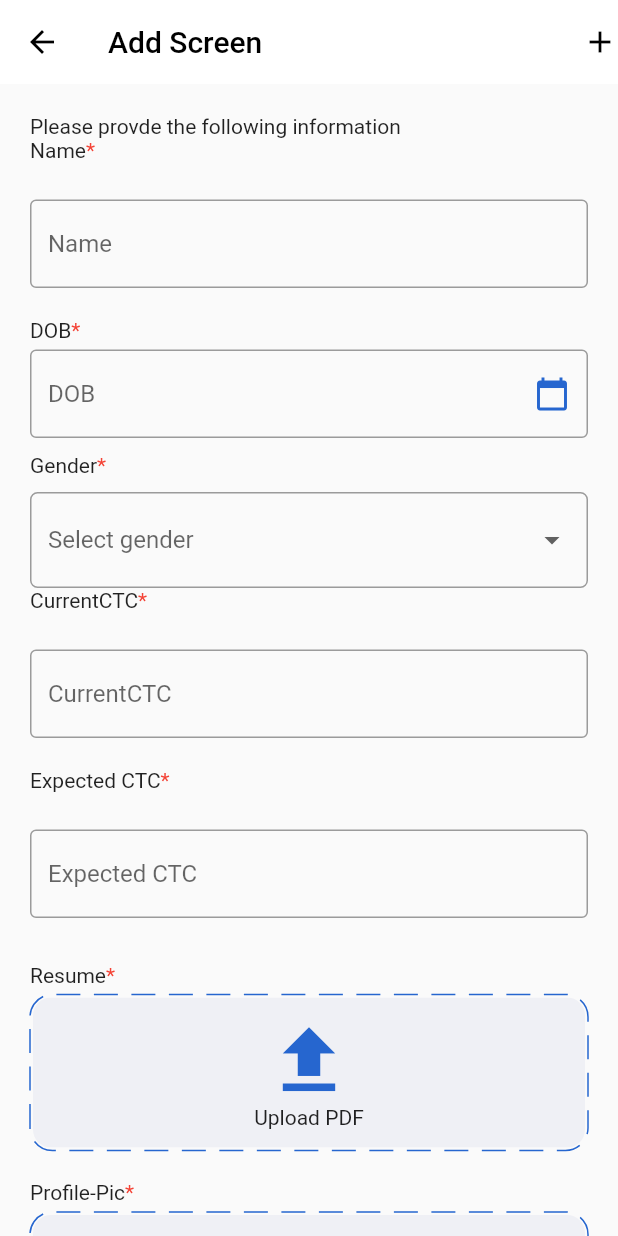
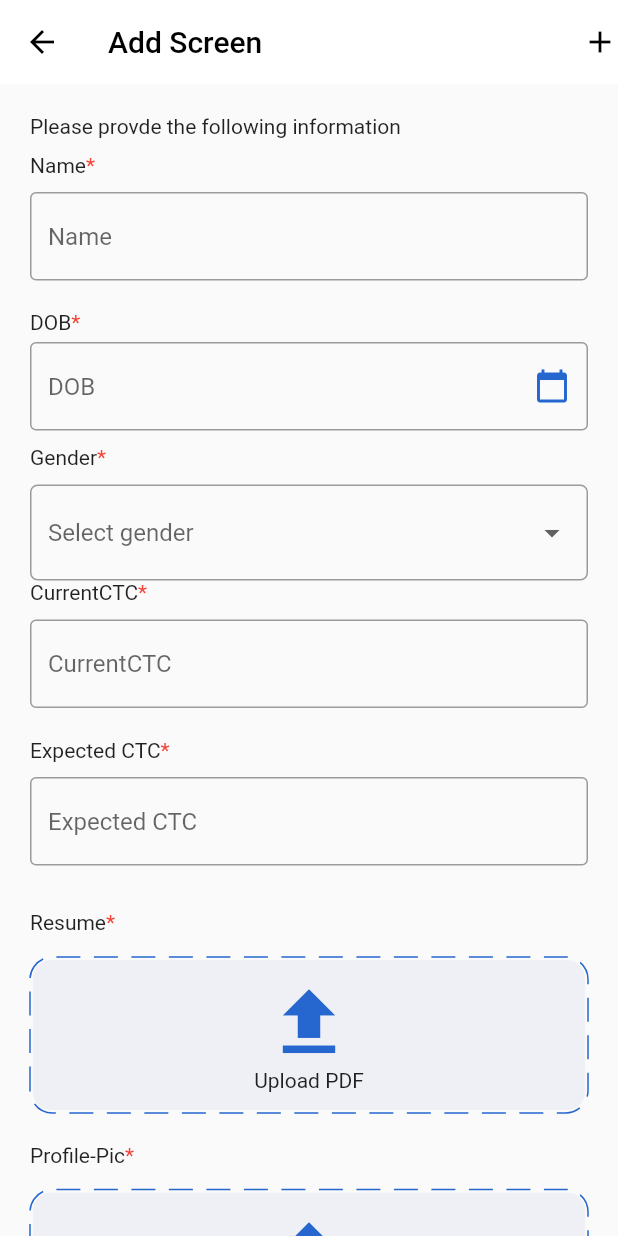
Before and after one commit to Ayush13Bhatia/resume_app, a Flutter app: the AddScreen screen opened directly, on a phone screen of 412 x 824 dp. Run offline on Flutter 3.47's test engine with Material 2 defaults, Android fonts, the phone set to English and light mode, and no system bars; drawn by our look-alikes of dotted_border; our stand-ins replace file_picker, get, open_filex, photo_view, sqflite_sqlcipher; accounts and stored records are empty.

Commit message:
make code little bit clear

```diff
--- a/lib/components/border_dotted.dart
+++ b/lib/components/border_dotted.dart
@@ -10,7 +10,9 @@ class BorderDotted extends StatelessWidget {
 
   @override
   Widget build(BuildContext context) {
-    return GestureDetector(
+    return Padding(
+      padding: const EdgeInsets.only(top: 10.0),
+      child: GestureDetector(
         onTap: () => onTap!(),
         child: DottedBorder(
           color: MyThemes.primary,
@@ -41,6 +43,7 @@ class BorderDotted extends StatelessWidget {
             ),
           ),
         ),
+      ),
     );
   }
 }
--- a/lib/components/resume_text_form_widget.dart
+++ b/lib/components/resume_text_form_widget.dart
@@ -4,7 +4,8 @@ import 'package:resume_app1/components/star_form_widget.dart';
 class TextFormWidget extends StatelessWidget {
   final TextEditingController? controller;
   final String? name;
-  const TextFormWidget({Key? key, this.controller, this.name}) : super(key: key);
+  final Function(String)? onChange;
+  const TextFormWidget({Key? key, this.onChange, this.controller, this.name}) : super(key: key);
 
   @override
   Widget build(BuildContext context) {
@@ -13,11 +14,8 @@ class TextFormWidget extends StatelessWidget {
         StarFormWidget(
           name: name,
         ),
-        const SizedBox(
-          height: 5,
-        ),
         Padding(
-          padding: const EdgeInsets.only(top: 20.0, bottom: 20.0),
+          padding: const EdgeInsets.only(top: 10.0, bottom: 20.0),
           child: TextFormField(
             // validator: (value) {
             //   if (value == null || value.isEmpty) {
@@ -30,7 +28,7 @@ class TextFormWidget extends StatelessWidget {
               border: const OutlineInputBorder(),
               hintText: '$name',
             ),
-            onChanged: (val) {},
+            onChanged: onChange,
           ),
         ),
       ],
--- a/lib/screen/add_screen.dart
+++ b/lib/screen/add_screen.dart
@@ -10,6 +10,7 @@ import '../components/app_bar_widget.dart';
 
 import 'package:intl/intl.dart';
 import '../components/border_dotted.dart';
+import '../components/drop_down_widget.dart';
 import '../components/resume_text_form_widget.dart';
 import '../components/show_date_widget.dart';
 import '../components/star_form_widget.dart';
@@ -107,6 +108,9 @@ class _AddScreenState extends State<AddScreen> {
               crossAxisAlignment: CrossAxisAlignment.start,
               children: [
                 const Text("Please provde the following information"),
+                const SizedBox(
+                  height: 10,
+                ),
                 TextFormWidget(
                   controller: nameController,
                   name: "Name",
@@ -270,20 +274,6 @@ class _AddScreenState extends State<AddScreen> {
                   mainAxisAlignment: MainAxisAlignment.center,
                   crossAxisAlignment: CrossAxisAlignment.stretch,
                   children: [
-                    // ElevatedButton(
-                    //   style: ElevatedButton.styleFrom(backgroundColor: MyThemes.primary),
-                    //   onPressed: () {
-                    //     if (_formKey.currentState!.validate()) {
-                    //       return _addItems(Resume());
-                    //     }
-                    //   },
-                    //   child: const Text(
-                    //     'ADD',
-                    //     style: TextStyle(
-                    //       color: Colors.white,
-                    //     ),
-                    //   ),
-                    // ),
                     ElevationButtonWidget(
                       onPressed: () {
                         if (_formKey.currentState!.validate()) {
```
Also changed, not shown: lib/components/drop_down_widget.dart (+2 -81 lines). Lines whose indentation alone changed are shown as unchanged.
